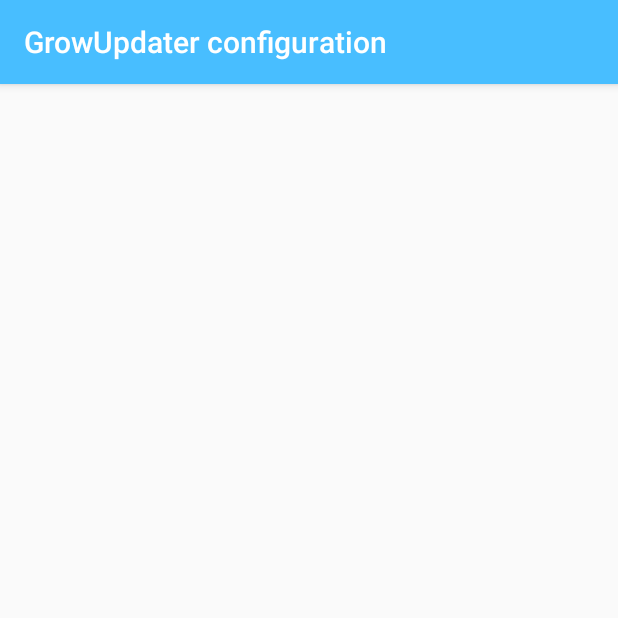
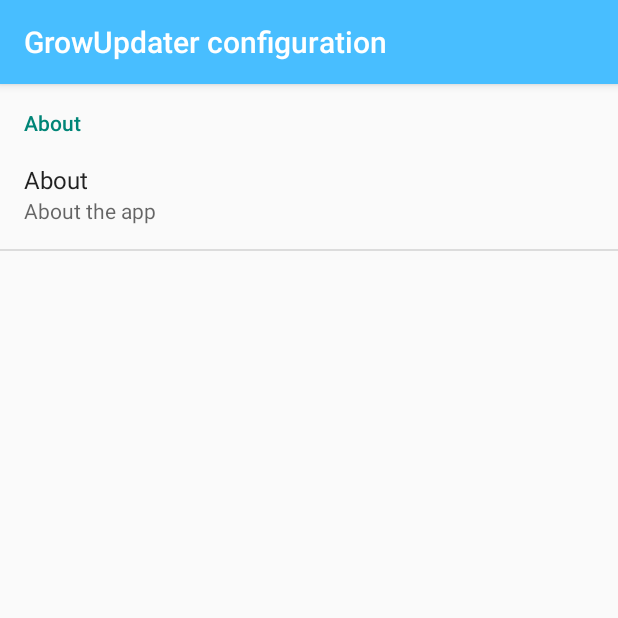
Before and after one commit to 7LPdWcaW/GrowUpdater-Android, an Android app: the ConfigureActivity screen opened directly, with no data from a screen before it, on a phone screen of 412 x 824 dp, the top half of it. Run offline under Robolectric (Android 15) with nearby library versions, the phone set to English and light mode, and no system bars.

Commit message:
Added about option

```diff
--- a/app/src/main/java/me/anon/grow/updater/ConfigureActivity.java
+++ b/app/src/main/java/me/anon/grow/updater/ConfigureActivity.java
@@ -26,7 +26,7 @@ public class ConfigureActivity extends AppCompatActivity
 		}
 	}
 
-	public static class ConfigureFragment extends PreferenceFragment implements Preference.OnPreferenceChangeListener
+	public static class ConfigureFragment extends PreferenceFragment implements Preference.OnPreferenceClickListener
 	{
 		private static final int REQUEST_STORAGE_PERMISSION = 0x1;
 
@@ -35,10 +35,18 @@ public class ConfigureActivity extends AppCompatActivity
 			super.onCreate(savedInstanceState);
 
 			addPreferencesFromResource(R.xml.preferences);
+
+			findPreference("about").setOnPreferenceClickListener(this);
 		}
 
-		@Override public boolean onPreferenceChange(Preference preference, Object value)
+		@Override public boolean onPreferenceClick(Preference preference)
 		{
+			if (preference.getKey().equals("about"))
+			{
+
+				return true;
+			}
+
 			return false;
 		}
 	}
--- a/app/src/main/res/xml/preferences.xml
+++ b/app/src/main/res/xml/preferences.xml
@@ -3,5 +3,13 @@
 <PreferenceScreen
 	xmlns:android="http://schemas.android.com/apk/res/android"
 >
-
+	<PreferenceCategory
+		android:title="About"
+	>
+		<ListPreference
+			android:key="about"
+			android:title="About"
+			android:summary="About the app"
+		/>
+	</PreferenceCategory>
 </PreferenceScreen>
```
